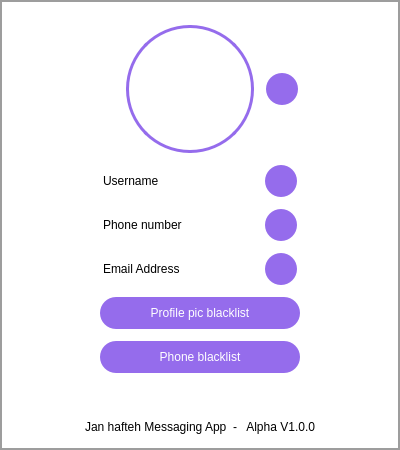
Above: Client/settingsdialog.ui from AP-projects-4001/jan-hafte before the change. Below: the same form after it.
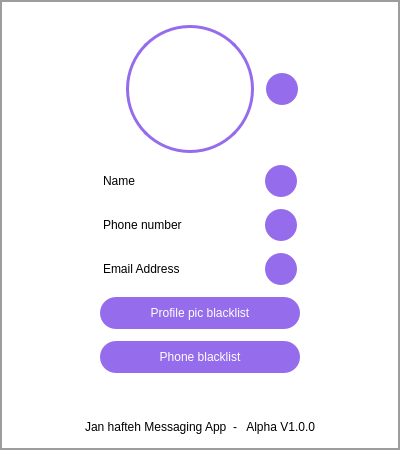
That is the form after the change. Icons and pictures are not drawn.

```diff
--- a/Client/settingsdialog.ui
+++ b/Client/settingsdialog.ui
@@ -209,7 +209,7 @@
         </size>
        </property>
        <property name="text">
-        <string>Username</string>
+        <string>Name</string>
        </property>
       </widget>
      </item>
```
